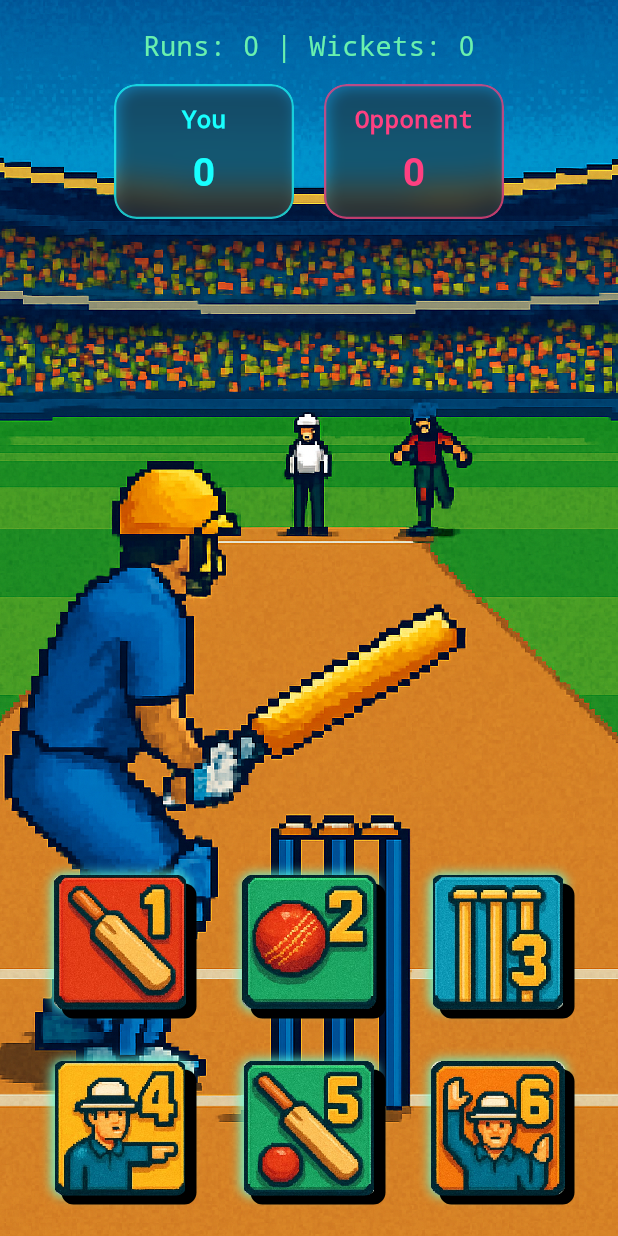
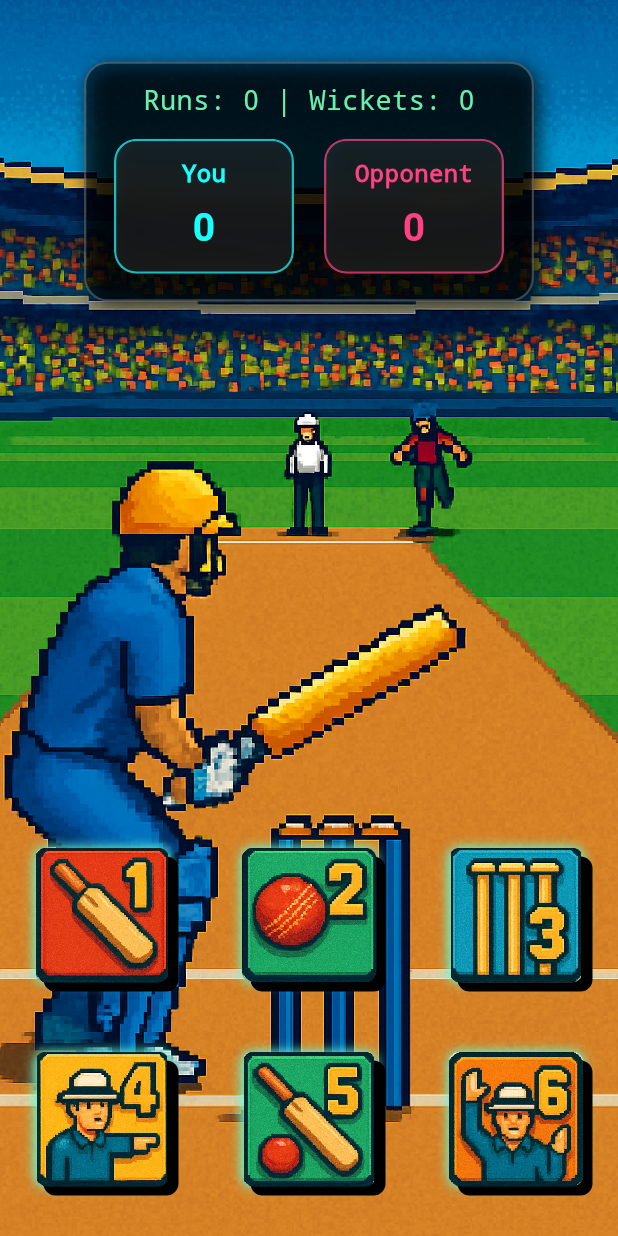
Before and after one commit to PR0D-G/Retro_Cricket, a Flutter app: the screen it shows after launch, after a tap on "🤖 vs AI", on a phone screen of 412 x 824 dp. Run offline on Flutter 3.47's test engine with Material 3 defaults, Android fonts, the light colour scheme and no system bars.

Commit message:
day_6 progress

```diff
--- a/lib/screens/game_screen.dart
+++ b/lib/screens/game_screen.dart
@@ -61,28 +61,41 @@ class _GameScreenState extends State<GameScreen> {
       body: Stack(
         fit: StackFit.expand,
         children: [
+          // ✅ Background
           GameAlignments.background(playerBatting),
-          Padding(
-            padding: EdgeInsets.only(
-              left: 18,
-              right: 18,
-              top: 18,
-              bottom: buttonBottomPadding,
-            ),
-            child: Column(
-              children: [
-                GameAlignments.topTexts(
+
+          // ✅ Scorecard
+          if (GameAlignments.isDesktopOrWeb)
+            // Floating overlay (desktop/web)
+            GameAlignments.scoreCard(
+              playerBatting: playerBatting,
+              runs: runs,
+              wickets: wickets,
+              playerChoice: playerChoice,
+              opponentChoice: opponentChoice,
+            )
+          else
+            // Mobile → pinned at top
+            Align(
+              alignment: Alignment.topCenter,
+              child: Padding(
+                padding: const EdgeInsets.only(top: 25),
+                child: GameAlignments.scoreCard(
                   playerBatting: playerBatting,
                   runs: runs,
                   wickets: wickets,
                   playerChoice: playerChoice,
                   opponentChoice: opponentChoice,
                 ),
-                const Spacer(),
-                GameAlignments.actionButtons(
-                  playTurn: playTurn,
-                ),
-              ],
+              ),
+            ),
+
+          // ✅ Buttons at bottom
+          Align(
+            alignment: Alignment.bottomCenter,
+            child: Padding(
+              padding: EdgeInsets.only(bottom: buttonBottomPadding),
+              child: GameAlignments.actionButtons(playTurn: playTurn),
             ),
           ),
         ],
--- a/lib/screens/menu_screen.dart
+++ b/lib/screens/menu_screen.dart
@@ -1,8 +1,14 @@
+import 'package:flutter/foundation.dart'; // for kIsWeb
 import 'package:flutter/material.dart';
 import 'game_screen.dart';
 
 class MenuScreen extends StatelessWidget {
   const MenuScreen({super.key});
+
+  bool get isDesktopOrWeb =>
+      kIsWeb ||
+      [TargetPlatform.macOS, TargetPlatform.linux, TargetPlatform.windows]
+          .contains(defaultTargetPlatform);
 
   @override
   Widget build(BuildContext context) {
@@ -11,11 +17,13 @@ class MenuScreen extends StatelessWidget {
       body: Stack(
         fit: StackFit.expand,
         children: [
-          // 🔹 Retro Neon Background (static PNG)
+          // 🔹 Retro Neon Background (adaptive for devices)
           Positioned.fill(
             child: Image.asset(
-              "assets/bg.png", // <-- use your PNG here
-              fit: BoxFit.fill,
+              "assets/menu_screen_bg.png",
+              fit: isDesktopOrWeb ? BoxFit.fitHeight : BoxFit.cover,
+              alignment: Alignment.center,
+              filterQuality: FilterQuality.none,
             ),
           ),
 
@@ -26,7 +34,7 @@ class MenuScreen extends StatelessWidget {
                 colors: [
                   Colors.black.withValues(alpha: 0.7),
                   Colors.transparent,
-                  Colors.black..withValues(alpha: 0.8),
+                  Colors.black.withValues(alpha: 0.8),
                 ],
                 begin: Alignment.topCenter,
                 end: Alignment.bottomCenter,
@@ -36,31 +44,13 @@ class MenuScreen extends StatelessWidget {
 
           // 🔹 Main content
           Center(
+            child: Padding(
+              padding: EdgeInsets.only(
+                top: isDesktopOrWeb ? 400 : 520, // ⬅️ different offsets
+              ),
               child: Column(
-              mainAxisAlignment: MainAxisAlignment.center,
+                mainAxisAlignment: MainAxisAlignment.start,
                 children: [
-                // Title
-                Text(
-                  'RETRO HAND CRICKET',
-                  textAlign: TextAlign.center,
-                  style: TextStyle(
-                    fontSize: 32,
-                    color: Colors.yellowAccent,
-                    fontFamily: 'monospace',
-                    fontWeight: FontWeight.bold,
-                    shadows: [
-                      Shadow(
-                        color: Colors.greenAccent.shade400,
-                        blurRadius: 12,
-                        offset: const Offset(2, 2),
-                      ),
-                    ],
-                  ),
-                ),
-
-                const SizedBox(height: 60),
-
-                // Player vs AI button
                   _menuButton(
                     label: "🤖 vs AI",
                     color: Colors.greenAccent,
@@ -73,10 +63,7 @@ class MenuScreen extends StatelessWidget {
                       );
                     },
                   ),
-
                   const SizedBox(height: 20),
-
-                // Player vs Player button
                   _menuButton(
                     label: "👥 Online",
                     color: Colors.cyanAccent,
@@ -89,10 +76,7 @@ class MenuScreen extends StatelessWidget {
                       );
                     },
                   ),
-
                   const SizedBox(height: 40),
-
-                // Footer text
                   Text(
                     "© Retro Cricket 2025",
                     style: TextStyle(
@@ -102,6 +86,7 @@ class MenuScreen extends StatelessWidget {
                     ),
                   ),
                 ],
+              ),
             ),
           ),
         ],
--- a/lib/widget/align.dart
+++ b/lib/widget/align.dart
@@ -3,6 +3,7 @@ import 'package:flutter/foundation.dart' show kIsWeb;
 import 'dart:io' show Platform;
 import 'dart:ui';
 
+// ✅ Main Alignment + UI Helper Class
 class GameAlignments {
   static bool get isDesktopOrWeb {
     if (kIsWeb) return true;
@@ -23,6 +24,57 @@ class GameAlignments {
     );
   }
 
+  static Widget scoreCard({
+    required bool playerBatting,
+    required int runs,
+    required int wickets,
+    required int playerChoice,
+    required int opponentChoice,
+  }) {
+    final card = Container(
+      padding: const EdgeInsets.all(12),
+      decoration: BoxDecoration(
+        color: Colors.black.withValues(alpha: 0.5),
+        borderRadius: BorderRadius.circular(16),
+        border: Border.all(color: Colors.white24, width: 1.5),
+        boxShadow: [
+          BoxShadow(
+            color: Colors.black.withValues(alpha: 0.7),
+            blurRadius: 10,
+            offset: const Offset(3, 3),
+          ),
+        ],
+      ),
+      child: topTexts(
+        playerBatting: playerBatting,
+        runs: runs,
+        wickets: wickets,
+        playerChoice: playerChoice,
+        opponentChoice: opponentChoice,
+      ),
+    );
+
+    if (isDesktopOrWeb) {
+      return Positioned(
+        top: 20,
+        right: 20,
+        child: card,
+      );
+    } else {
+      return Align(
+        alignment: Alignment.topCenter,
+        child: Container(
+          margin: const EdgeInsets.only(top: 16),
+          constraints: const BoxConstraints(
+            maxWidth: 300,
+            maxHeight: 160,
+          ),
+          child: card,
+        ),
+      );
+    }
+  }
+
   static Widget topTexts({
     required bool playerBatting,
     required int runs,
@@ -41,8 +93,6 @@ class GameAlignments {
           ),
         ),
         const SizedBox(height: 12),
-
-        // 🔹 Glassmorphic squares
         Row(
           mainAxisAlignment: MainAxisAlignment.center,
           children: [
@@ -85,8 +135,8 @@ class GameAlignments {
                 title,
                 style: TextStyle(
                   fontSize: 16,
-                  color: borderColor, // ✅ same as box color
-                  fontWeight: FontWeight.bold, // ✅ bold text
+                  color: borderColor,
+                  fontWeight: FontWeight.bold,
                   fontFamily: "monospace",
                 ),
               ),
@@ -146,25 +196,64 @@ class GameAlignments {
   static void showInningsChange(BuildContext context, int target) {
     showDialog(
       context: context,
-      builder: (_) => AlertDialog(
-        backgroundColor: Colors.black,
-        title: const Text(
+      builder: (_) => Dialog(
+        backgroundColor: Colors.transparent,
+        shape: RoundedRectangleBorder(borderRadius: BorderRadius.circular(20)),
+        child: ClipRRect(
+          borderRadius: BorderRadius.circular(20),
+          child: BackdropFilter(
+            filter: ImageFilter.blur(sigmaX: 10, sigmaY: 10),
+            child: Container(
+              padding: const EdgeInsets.all(20),
+              decoration: BoxDecoration(
+                color: Colors.black.withValues(alpha: 0.7),
+                borderRadius: BorderRadius.circular(20),
+                border: Border.all(color: Colors.cyanAccent, width: 2),
+                boxShadow: [
+                  BoxShadow(
+                    color: Colors.cyanAccent.withValues(alpha: 0.7),
+                    blurRadius: 20,
+                    spreadRadius: 2,
+                  ),
+                ],
+              ),
+              child: Column(
+                mainAxisSize: MainAxisSize.min,
+                children: [
+                  const Text(
                     "Innings Over!",
-          style: TextStyle(color: Colors.yellow, fontFamily: "monospace"),
+                    style: TextStyle(
+                      color: Colors.yellow,
+                      fontSize: 24,
+                      fontWeight: FontWeight.bold,
+                      fontFamily: "monospace",
                     ),
-        content: Text(
+                  ),
+                  const SizedBox(height: 12),
+                  Text(
                     "Target for opponent: $target",
-          style: const TextStyle(color: Colors.white),
+                    style: const TextStyle(
+                      color: Colors.white,
+                      fontSize: 18,
                     ),
-        actions: [
-          TextButton(
+                  ),
+                  const SizedBox(height: 20),
+                  ElevatedButton(
+                    style: ElevatedButton.styleFrom(
+                      backgroundColor: Colors.cyanAccent,
+                      foregroundColor: Colors.black,
+                      shape: RoundedRectangleBorder(
+                        borderRadius: BorderRadius.circular(12),
+                      ),
+                    ),
                     onPressed: () => Navigator.pop(context),
-            child: const Text(
-              "OK",
-              style: TextStyle(color: Colors.cyanAccent),
+                    child: const Text("OK"),
                   ),
-          )
                 ],
+              ),
+            ),
+          ),
+        ),
       ),
     );
   }
@@ -184,36 +273,74 @@ class GameAlignments {
     showDialog(
       context: context,
       barrierDismissible: false,
-      builder: (_) => AlertDialog(
-        backgroundColor: Colors.black,
-        title: const Text(
+      builder: (_) => Dialog(
+        backgroundColor: Colors.transparent,
+        shape: RoundedRectangleBorder(borderRadius: BorderRadius.circular(20)),
+        child: ClipRRect(
+          borderRadius: BorderRadius.circular(20),
+          child: BackdropFilter(
+            filter: ImageFilter.blur(sigmaX: 10, sigmaY: 10),
+            child: Container(
+              padding: const EdgeInsets.all(20),
+              decoration: BoxDecoration(
+                color: Colors.black.withValues(alpha: 0.7),
+                borderRadius: BorderRadius.circular(20),
+                border: Border.all(color: Colors.redAccent, width: 2),
+                boxShadow: [
+                  BoxShadow(
+                    color: Colors.redAccent.withValues(alpha: 0.7),
+                    blurRadius: 20,
+                    spreadRadius: 2,
+                  ),
+                ],
+              ),
+              child: Column(
+                mainAxisSize: MainAxisSize.min,
+                children: [
+                  const Text(
                     "Game Over",
                     style: TextStyle(
                       color: Colors.redAccent,
+                      fontSize: 26,
+                      fontWeight: FontWeight.bold,
                       fontFamily: "monospace",
                     ),
                   ),
-        content: Text(
+                  const SizedBox(height: 12),
+                  Text(
                     "Final Score: $runs/$wickets\n\n$result",
-          style: const TextStyle(color: Colors.white),
+                    textAlign: TextAlign.center,
+                    style: const TextStyle(
+                      color: Colors.white,
+                      fontSize: 18,
                     ),
-        actions: [
-          TextButton(
+                  ),
+                  const SizedBox(height: 20),
+                  ElevatedButton(
+                    style: ElevatedButton.styleFrom(
+                      backgroundColor: Colors.greenAccent,
+                      foregroundColor: Colors.black,
+                      shape: RoundedRectangleBorder(
+                        borderRadius: BorderRadius.circular(12),
+                      ),
+                    ),
                     onPressed: () {
                       Navigator.pop(context);
                       Navigator.pop(context);
                     },
-            child: const Text(
-              "Back to Menu",
-              style: TextStyle(color: Colors.greenAccent),
+                    child: const Text("Back to Menu"),
                   ),
-          )
                 ],
+              ),
+            ),
+          ),
+        ),
       ),
     );
   }
 }
 
+// ✅ SpriteButton stays the same
 class SpriteButton extends StatefulWidget {
   final int index;
   final VoidCallback onTap;
--- a/pubspec.yaml
+++ b/pubspec.yaml
@@ -40,4 +40,4 @@ flutter:
     - assets/bowler_end.png
     - assets/batsman.png
     - assets/bowler.png
-    - assets/bg.png
+    - assets/menu_screen_bg.png
```
Also changed, not shown: assets/bg.png (deleted), assets/menu_screen_bg.png (added). Lines whose indentation alone changed are shown as unchanged.
